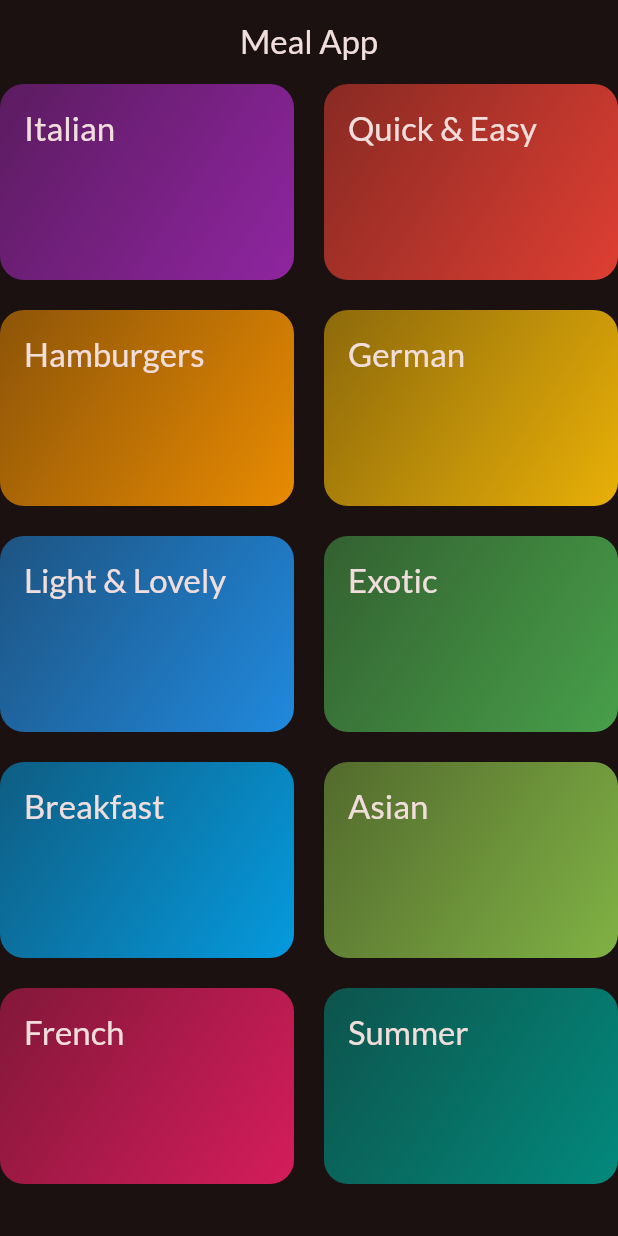
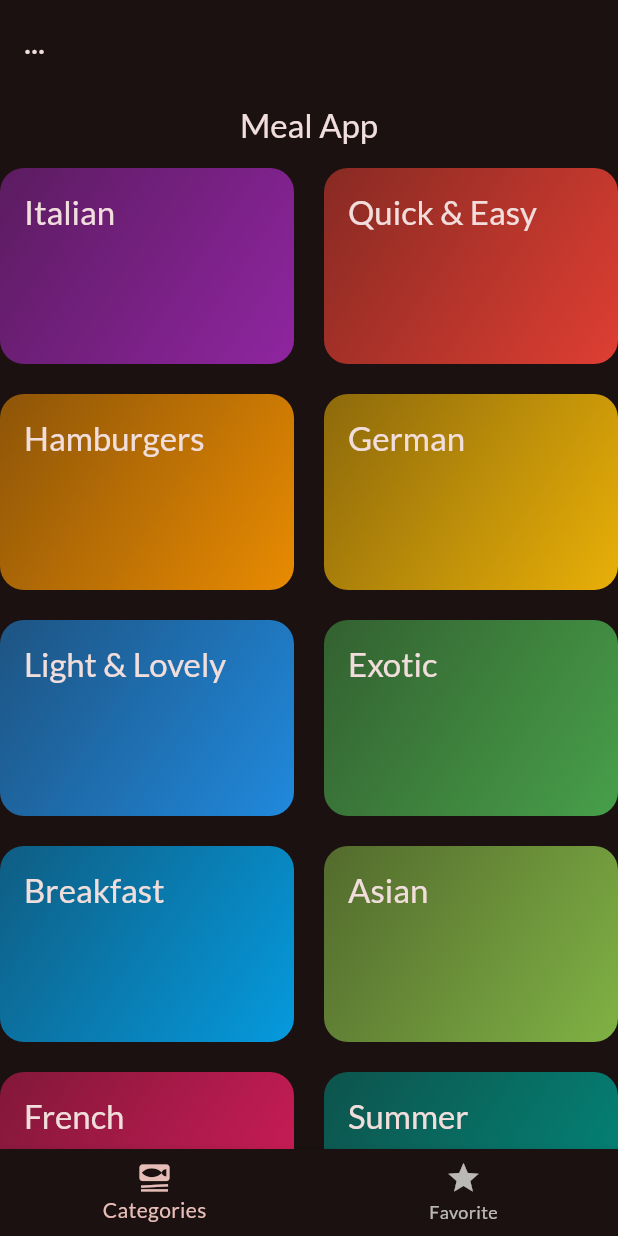
Before and after one commit to NourhanMagdy21/Meal_App, a Flutter app: the screen it shows after launch, on a phone screen of 412 x 824 dp. Run offline on Flutter 3.47's test engine with Material 3 defaults, Android fonts, the phone set to English and light mode, and no system bars; our stand-ins replace google_fonts, transparent_image.

Commit message:
add tabs screen

```diff
--- a/lib/main.dart
+++ b/lib/main.dart
@@ -1,5 +1,5 @@
 import 'package:flutter/material.dart';
-import 'package:food_app/screens/categories_screen.dart';
+import 'package:food_app/screens/tabs_screen.dart';
 import 'package:google_fonts/google_fonts.dart';
 
 void main() {
@@ -22,7 +22,7 @@ class MyApp extends StatelessWidget {
         useMaterial3: true,
         textTheme: GoogleFonts.latoTextTheme(),
       ),
-      home: CategoriesScreen(),
+      home: TabsScreen(),
     );
   }
 }
--- a/lib/screens/meals_screen.dart
+++ b/lib/screens/meals_screen.dart
@@ -25,7 +25,7 @@ class MealsScreen extends StatelessWidget {
                         Navigator.push(
                           context,
                           MaterialPageRoute(
-                            builder: (ctx) => MealDetailsScreen(meal: meal),
+                            builder: (ctx) => MealDetailsScreen(meal: meal, onToggleFavorite: (Meal meal) {}, ),
                           ),
                         );
                       },
--- /dev/null
+++ b/lib/screens/tabs_screen.dart
@@ -0,0 +1,35 @@
+import 'package:flutter/material.dart';
+import 'package:food_app/screens/categories_screen.dart';
+
+class TabsScreen extends StatefulWidget {
+  const TabsScreen({super.key});
+
+  @override
+  State<TabsScreen> createState() => _TabsScreenState();
+}
+
+class _TabsScreenState extends State<TabsScreen> {
+  int _selectPageIndex =0 ;
+  void _selectPage(int index){
+    setState(() {
+      _selectPageIndex = index;
+    });
+  }
+  @override
+  Widget build(BuildContext context) {
+    return Scaffold(
+      appBar: AppBar(
+        title: Text('...'),
+      ),
+      body: CategoriesScreen(),
+      bottomNavigationBar: BottomNavigationBar(
+          onTap: _selectPage,
+          currentIndex: _selectPageIndex,
+          items: [
+        BottomNavigationBarItem(
+            icon: Icon(Icons.set_meal), label: 'Categories'),
+        BottomNavigationBarItem(icon: Icon(Icons.star), label: 'Favorite'),
+      ]),
+    );
+  }
+}
```
Also changed, not shown: lib/screens/meal_details_screen.dart (+40 -27 lines).
